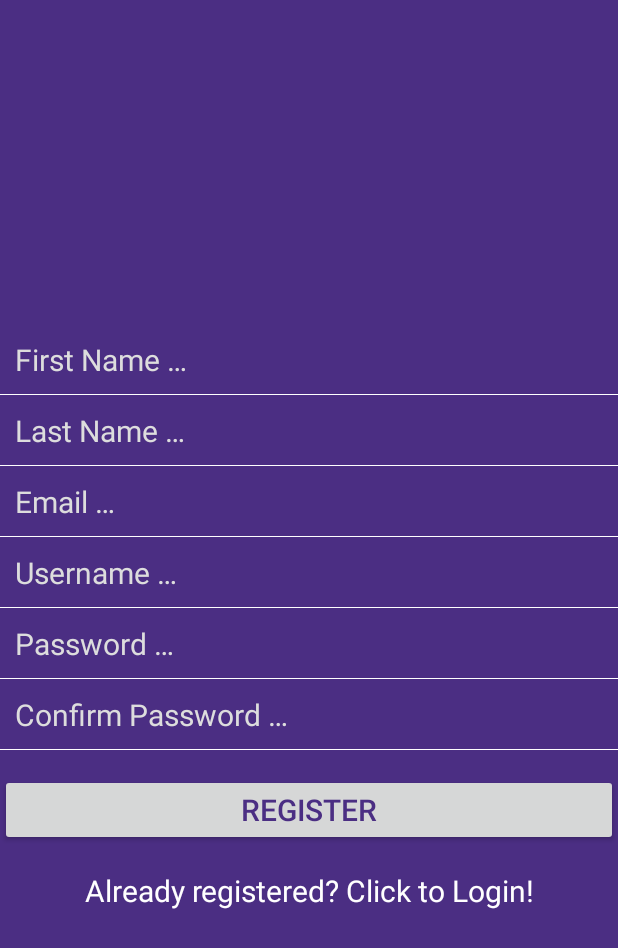
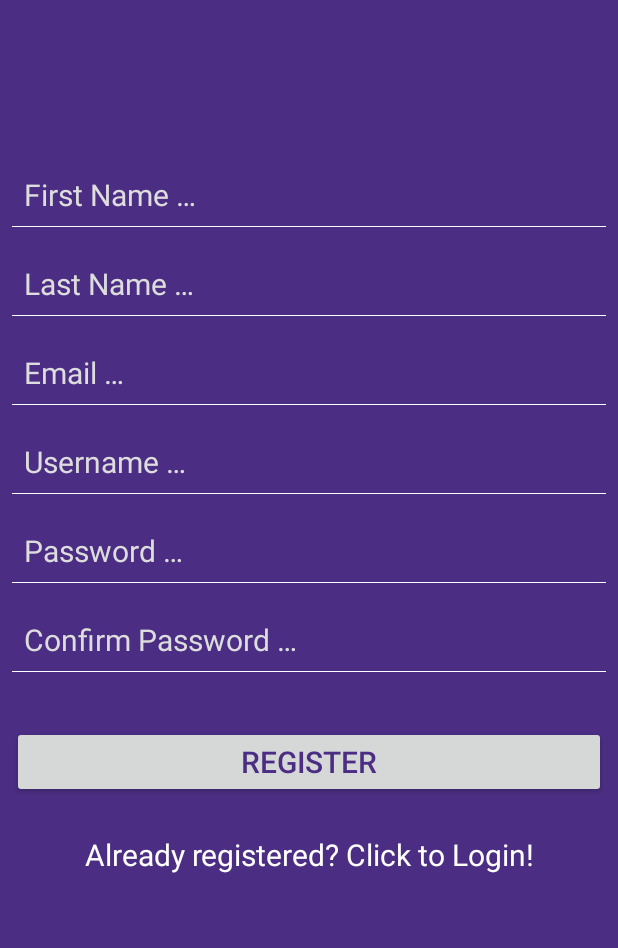
Before and after one commit to rgschmitz1/Android_CSQuizzer, an Android app: the screen it shows after launch (AuthenticationActivity), after a tap on "Not a member? Click here to register!", on a phone screen of 412 x 824 dp. Shown: the top 948 px of the screen. Run offline under Robolectric (Android 15) with nearby library versions, the light colour scheme and no system bars.

Commit message:
Fixed GUI

```diff
--- a/app/src/main/res/layout/activity_authentication.xml
+++ b/app/src/main/res/layout/activity_authentication.xml
@@ -4,8 +4,14 @@
     android:layout_width="match_parent"
     android:layout_height="match_parent"
     tools:context=".authentication.AuthenticationActivity">
+    <ScrollView xmlns:android="http://schemas.android.com/apk/res/android"
+        xmlns:tools="http://schemas.android.com/tools"
+        android:layout_width="match_parent"
+        android:layout_height="match_parent"
+        android:fillViewport="true">
     <FrameLayout
         android:layout_width="match_parent"
         android:layout_height="match_parent"
         android:id="@+id/authentication_fragment_id" />
+    </ScrollView>
 </androidx.constraintlayout.widget.ConstraintLayout>
--- a/app/src/main/res/layout/fragment_registration.xml
+++ b/app/src/main/res/layout/fragment_registration.xml
@@ -1,131 +1,122 @@
 <?xml version="1.0" encoding="utf-8"?>
-<ScrollView xmlns:android="http://schemas.android.com/apk/res/android"
+<RelativeLayout xmlns:android="http://schemas.android.com/apk/res/android"
     xmlns:tools="http://schemas.android.com/tools"
     android:layout_width="match_parent"
     android:layout_height="match_parent"
     android:background="@color/colorPrimary"
-    android:fillViewport="true">
-
-    <RelativeLayout
+    android:padding="@dimen/size_8dp">
+    <LinearLayout
+        android:layout_marginTop="@dimen/size_100dp"
+        android:orientation="vertical"
         android:layout_width="match_parent"
-        android:layout_height="wrap_content"
-        android:background="@color/colorPrimary"
-        android:gravity="center"
-        tools:context=".authentication.RegistrationFragment">
-
+        android:layout_height="wrap_content">
         <EditText
             android:id="@+id/et_firstname"
             android:layout_width="match_parent"
             android:layout_height="wrap_content"
-            android:layout_centerHorizontal="true"
             android:background="@drawable/edittext_bg"
             android:hint="@string/first_name_hint"
-            android:importantForAutofill="no"
             android:inputType="textPersonName"
-            android:padding="10dp"
+            android:padding="@dimen/size_8dp"
             android:textColor="@color/colorText"
             android:textColorHint="@color/colorTextHint"
-            android:textSize="20sp" />
+            android:textSize="@dimen/size_20dp"
+            android:importantForAutofill="no" />
 
         <EditText
             android:id="@+id/et_lastname"
             android:layout_width="match_parent"
+            android:padding="@dimen/size_8dp"
             android:layout_height="wrap_content"
             android:layout_below="@+id/et_firstname"
-            android:layout_centerHorizontal="true"
             android:background="@drawable/edittext_bg"
+            android:layout_marginTop="@dimen/size_16dp"
             android:hint="@string/last_name_hint"
-            android:importantForAutofill="no"
             android:inputType="textPersonName"
-            android:padding="10dp"
             android:textColor="@color/colorText"
             android:textColorHint="@color/colorTextHint"
-            android:textSize="20sp" />
+            android:textSize="@dimen/size_20dp"
+            android:importantForAutofill="no" />
 
         <EditText
             android:id="@+id/et_email"
             android:layout_width="match_parent"
             android:layout_height="wrap_content"
+            android:padding="@dimen/size_8dp"
             android:layout_below="@+id/et_lastname"
-            android:layout_centerHorizontal="true"
-            android:autofillHints="emailAddress"
+            android:layout_marginTop="@dimen/size_16dp"
             android:background="@drawable/edittext_bg"
             android:hint="@string/email_hint"
             android:inputType="textEmailAddress"
-            android:padding="10dp"
             android:textColor="@color/colorText"
             android:textColorHint="@color/colorTextHint"
-            android:textSize="20sp" />
+            android:textSize="@dimen/size_20dp"
+            android:autofillHints="emailAddress" />
 
         <EditText
             android:id="@+id/et_username"
             android:layout_width="match_parent"
             android:layout_height="wrap_content"
+            android:padding="@dimen/size_8dp"
             android:layout_below="@+id/et_email"
-            android:layout_centerHorizontal="true"
-            android:autofillHints="username"
             android:background="@drawable/edittext_bg"
             android:hint="@string/username_hint"
             android:inputType="textNoSuggestions"
-            android:padding="10dp"
+            android:layout_marginTop="@dimen/size_16dp"
             android:textColor="@color/colorText"
             android:textColorHint="@color/colorTextHint"
-            android:textSize="20sp" />
+            android:textSize="@dimen/size_20dp"
+            android:autofillHints="username" />
 
         <EditText
             android:id="@+id/et_password"
             android:layout_width="match_parent"
             android:layout_height="wrap_content"
             android:layout_below="@+id/et_username"
-            android:layout_centerHorizontal="true"
-            android:autofillHints="password"
+            android:layout_marginTop="@dimen/size_16dp"
             android:background="@drawable/edittext_bg"
             android:hint="@string/password_hint"
             android:inputType="textPassword"
-            android:padding="10dp"
+            android:padding="@dimen/size_8dp"
             android:textColor="@color/colorText"
             android:textColorHint="@color/colorTextHint"
-            android:textSize="20sp" />
-
+            android:textSize="@dimen/size_20dp"
+            android:autofillHints="password" />
         <EditText
             android:id="@+id/et_confirm_password"
             android:layout_width="match_parent"
             android:layout_height="wrap_content"
+            android:layout_marginTop="@dimen/size_16dp"
             android:layout_below="@+id/et_password"
-            android:layout_centerHorizontal="true"
-            android:autofillHints="password"
             android:background="@drawable/edittext_bg"
             android:hint="@string/confirm_password"
             android:inputType="textPassword"
-            android:padding="10dp"
+            android:padding="@dimen/size_8dp"
             android:textColor="@color/colorText"
             android:textColorHint="@color/colorTextHint"
-            android:textSize="20sp" />
+            android:textSize="@dimen/size_20dp"
+            />
 
         <Button
             android:id="@+id/btn_register"
             android:layout_width="match_parent"
             android:layout_height="wrap_content"
             android:layout_below="@+id/et_confirm_password"
-            android:layout_centerHorizontal="true"
-
-            android:layout_marginTop="16dp"
-            android:layout_marginBottom="16dp"
+            android:layout_marginTop="@dimen/size_36dp"
+            android:layout_marginBottom="@dimen/size_24dp"
             android:text="@string/btn_register"
             android:textColor="@color/colorPrimary"
-            android:textSize="20sp" />
+            android:textSize="@dimen/size_20dp" />
 
         <TextView
             android:id="@+id/tv_login"
             android:layout_width="match_parent"
             android:layout_height="wrap_content"
             android:layout_below="@+id/btn_register"
-            android:layout_centerHorizontal="true"
-            android:gravity="center_horizontal"
+            android:gravity="center"
             android:text="@string/login"
             android:textAlignment="center"
             android:textColor="@color/colorText"
-            android:textSize="20sp" />
-
-    </RelativeLayout>
-</ScrollView>
+            android:textSize="@dimen/size_20dp"/>
+    </LinearLayout>
+</RelativeLayout>
```
Also changed, not shown: app/src/main/res/layout/fragment_login.xml (+36 -45 lines), app/src/main/res/layout/fragment_reset_password.xml (+17 -33 lines).
